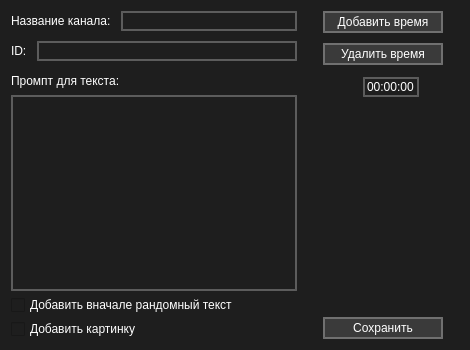
First picture: the form in Pub_add.ui, repository ConstructorI/Tg_bot_setting, before the edit.
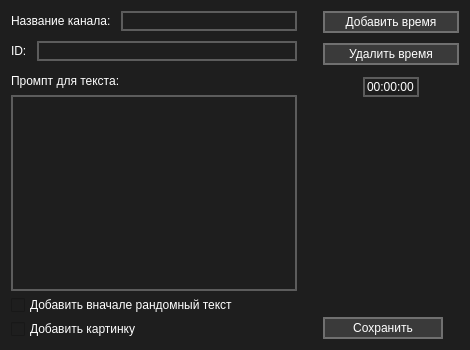
Second picture: the form after the edit. Icons and pictures are not drawn.

```diff
--- a/Pub_add.ui
+++ b/Pub_add.ui
@@ -231,7 +231,7 @@
       <widget class="QPushButton" name="pushButton">
        <property name="maximumSize">
         <size>
-         <width>120</width>
+         <width>16777215</width>
          <height>22</height>
         </size>
        </property>
@@ -244,7 +244,7 @@
       <widget class="QPushButton" name="pushButton_2">
        <property name="maximumSize">
         <size>
-         <width>120</width>
+         <width>16777215</width>
          <height>22</height>
         </size>
        </property>
```
Left out of the diff: 8 changed lines with no effect on the pictures.
